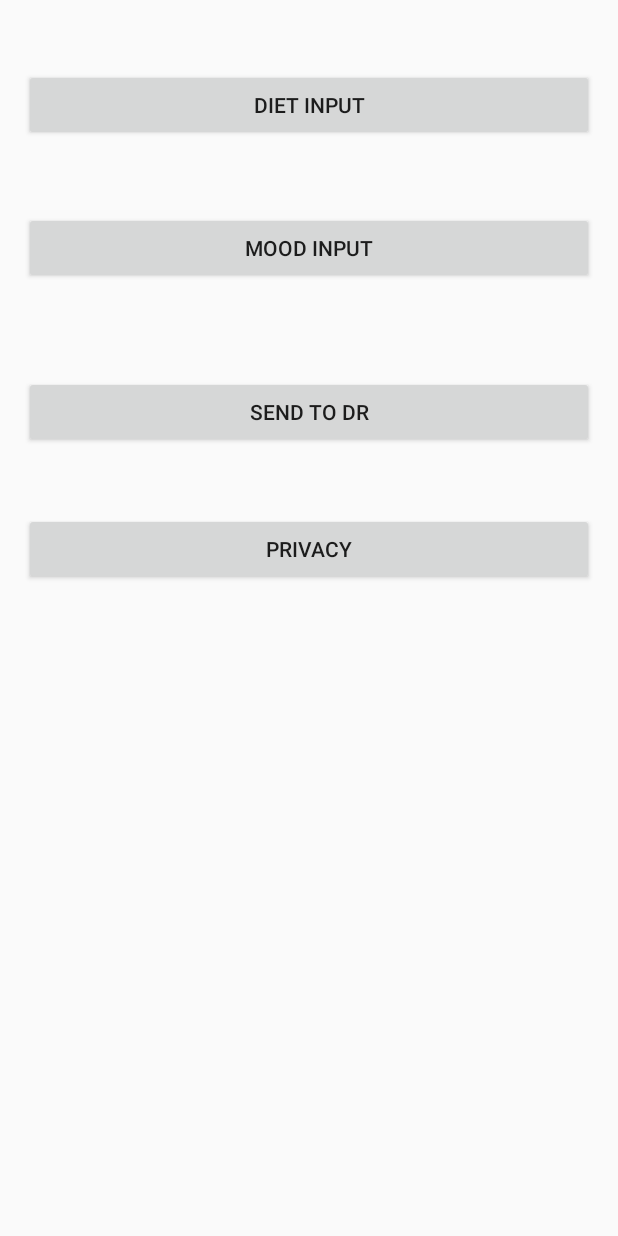
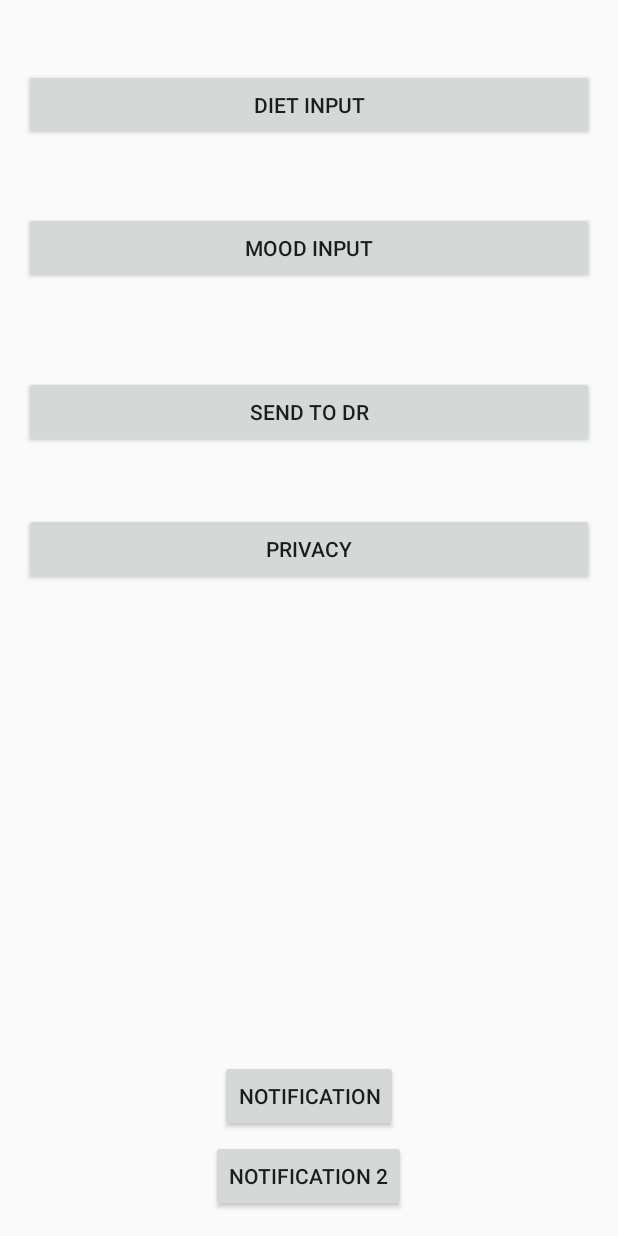
Before and after one commit to cs160-berkeley/Group-6-Project, an Android app: the Dashboard screen opened directly, with no data from a screen before it, on a phone screen of 412 x 824 dp. Run offline under Robolectric (Android 15) with nearby library versions, the phone set to English and light mode, and no system bars.

Commit message:
notification buttons on dashboard working; functional helper method as well, see button 2.

```diff
--- a/code/mobile/src/main/res/layout/content_dashboard.xml
+++ b/code/mobile/src/main/res/layout/content_dashboard.xml
@@ -52,4 +52,25 @@
         android:layout_alignEnd="@+id/outputDr"
         android:layout_alignParentStart="true" />
 
+    <Button
+        android:layout_width="wrap_content"
+        android:layout_height="wrap_content"
+        android:text="Notification"
+        android:id="@+id/button"
+        android:onClick="onButtonClick"
+        android:nestedScrollingEnabled="true"
+        android:layout_alignParentBottom="true"
+        android:layout_centerHorizontal="true"
+        android:layout_marginBottom="53dp" />
+
+    <Button
+        android:layout_width="wrap_content"
+        android:layout_height="wrap_content"
+        android:text="Notification 2"
+        android:id="@+id/button2"
+        android:layout_alignParentBottom="true"
+        android:layout_centerHorizontal="true"
+        android:onClick="sendNotification"
+        android:nestedScrollingEnabled="true" />
+
 </RelativeLayout>
--- a/code/wear/build.gradle
+++ b/code/wear/build.gradle
@@ -24,5 +24,4 @@ dependencies {
     compile fileTree(dir: 'libs', include: ['*.jar'])
     compile 'com.google.android.support:wearable:1.3.0'
     compile 'com.google.android.gms:play-services-wearable:8.1.0'
-    compile "com.android.support:support-v4:23.1.1"
 }
```
Also changed, not shown: code/mobile/src/main/java/me/danieldobalian/balance/Dashboard.java (+22 -0 lines), code/mobile/src/main/java/me/danieldobalian/balance/NotificationHelper.java (added, +34 -0 lines), code/mobile/src/main/logobg-web.png (added), code/mobile/src/main/res/mipmap-hdpi/logobg.png (added), code/mobile/src/main/res/mipmap-mdpi/logobg.png (added), code/mobile/src/main/res/mipmap-xhdpi/logobg.png (added), code/mobile/src/main/res/mipmap-xxhdpi/logobg.png (added), code/mobile/src/main/res/mipmap-xxxhdpi/logobg.png (added), 3 other files.
